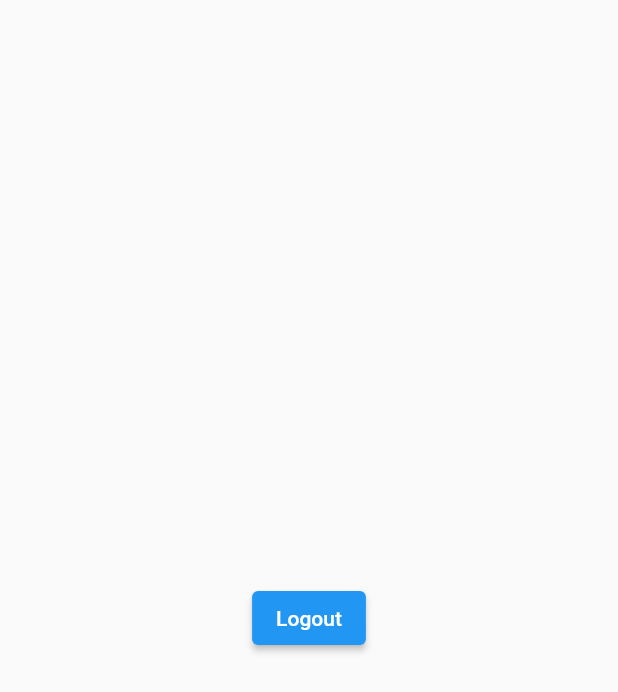
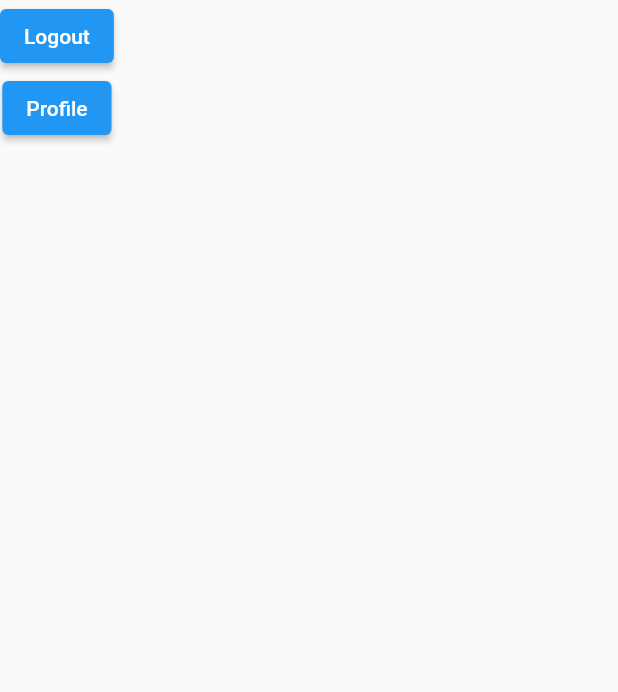
Before and after one commit to DaKidReturns/PeerGroww, a Flutter app: the Home screen opened by its route, on a phone screen of 412 x 824 dp. Shown: the top 692 px of the screen. Run offline on Flutter 3.47's test engine with Material 2 defaults, Android fonts, the phone set to English and light mode, and no system bars; our stand-ins replace cloud_firestore, firebase_auth, firebase_core; accounts and stored records are empty; network calls fail.

Commit message:
Merge login and profile complete

```diff
--- a/lib/home.dart
+++ b/lib/home.dart
@@ -13,10 +13,12 @@ class _HomeState extends State<Home> {
 
   @override
   Widget build(BuildContext context) {
-    return Scaffold(
+    return SafeArea(
+      child: Scaffold(
           body: Container(
-      child: Center(
-        child: ElevatedButton(
+        child: Column(
+          children: [
+            ElevatedButton(
               onPressed: () async {
                 await _auth.signOut();
                 Navigator.pushNamedAndRemoveUntil(
@@ -24,7 +26,14 @@ class _HomeState extends State<Home> {
               },
               child: Text("Logout"),
             ),
+            ElevatedButton(
+              onPressed: () => Navigator.pushNamed(context, '/profile'),
+              child: Text("Profile"),
+            )
+          ],
         ),
-    ));
+
+      )),
+    );
   }
 }
--- a/lib/main.dart
+++ b/lib/main.dart
@@ -5,6 +5,7 @@ import 'login.dart';
 import 'home.dart';
 import 'register.dart';
 import 'landing.dart';
+import 'profile.dart';
 
 void main() async {
   WidgetsFlutterBinding.ensureInitialized();
@@ -33,6 +34,7 @@ class MyApp extends StatelessWidget {
               '/login': (content) => const MyLogin(),
               '/register': (context) => const MyRegister(),
               '/home': (context) => const Home(),
+              '/profile': (context) => Profile(),
             },
           );
         });
--- a/lib/profile.dart
+++ b/lib/profile.dart
@@ -3,15 +3,6 @@ import 'package:cloud_firestore/cloud_firestore.dart';
 import 'package:firebase_core/firebase_core.dart';
 import 'package:flutter/gestures.dart';
 import 'package:flutter/material.dart';
-import 'package:flutterbasics/main.dart';
-
-Future<void> main() async {
-  WidgetsFlutterBinding.ensureInitialized();
-  // await Firebase.initializeApp(
-  //   options: FirebaseOptions(, appId: appId, messagingSenderId: messagingSenderId, projectId: projectId)
-  // );
-  runApp(MaterialApp(home: Home()));
-}
 
 class Colorchangebutton extends StatefulWidget {
   bool onpressed = false;
@@ -78,14 +69,14 @@ class _Colorchangebutton extends State<Colorchangebutton> {
   }
 }
 
-class Home extends StatefulWidget {
-  Home({Key? key}) : super(key: key);
+class Profile extends StatefulWidget {
+  Profile({Key? key}) : super(key: key);
 
   @override
-  State<Home> createState() => _HomeState();
+  State<Profile> createState() => ProfileState();
 }
 
-class _HomeState extends State<Home> {
+class ProfileState extends State<Profile> {
   final double coverheight = 280;
 
   final double profileheight = 62;
@@ -133,13 +124,6 @@ class _HomeState extends State<Home> {
                   child: buildProfileImage(),
                 ),
               ),
-              // const Divider(
-              //   height: 65,
-              //   thickness: 2,
-              //   indent: 0,
-              //   endIndent: 0,
-              //   color: Color.fromARGB(255, 99, 97, 97),
-              // ),
               Padding(
                   padding: const EdgeInsets.only(top: 65, left: 10),
                   child: Text(
@@ -285,7 +269,7 @@ class _HomeState extends State<Home> {
                         Navigator.pushReplacement(
                             context,
                             MaterialPageRoute(
-                              builder: (context) => Home(),
+                              builder: (context) => Profile(),
                             ));
                         // FirebaseFirestore.instance.collection("amal").doc("rahul").set({
                         //   'name': 'AMAL',
```
Lines whose indentation alone changed are shown as unchanged.
